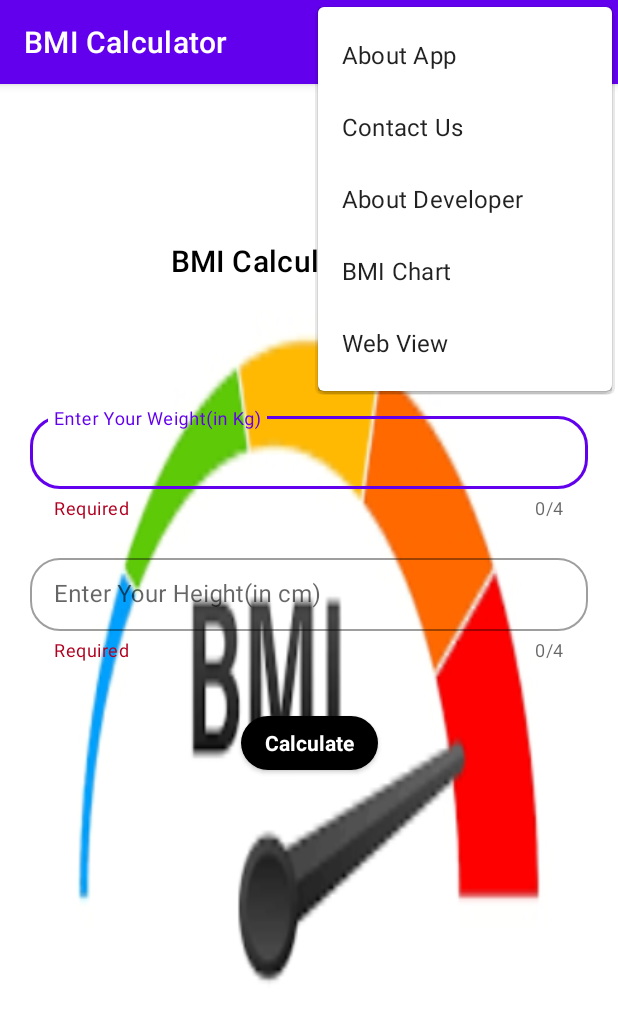
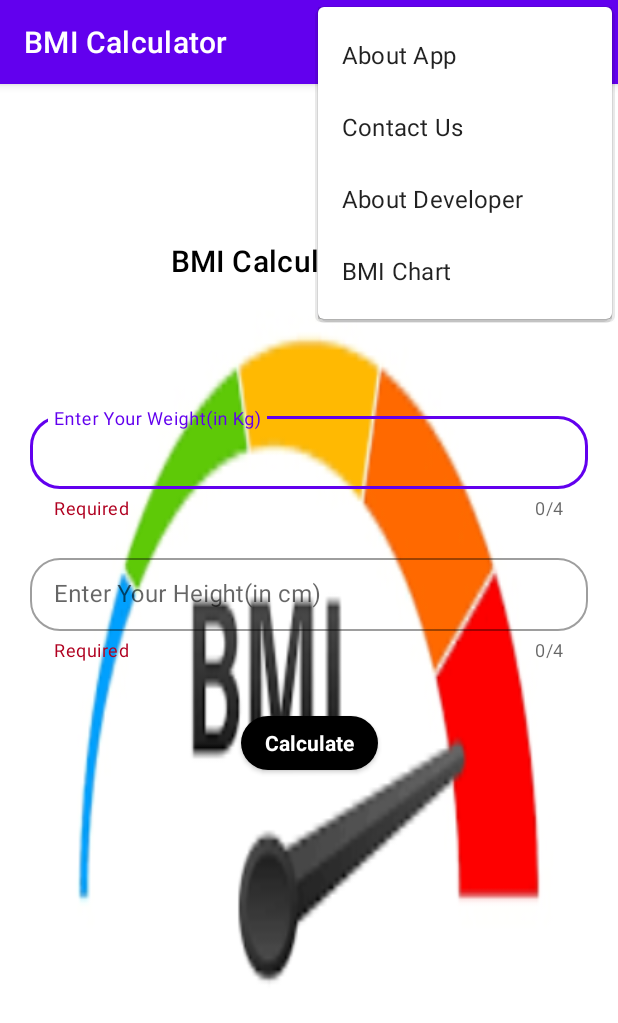
Before and after one commit to its-Pank/assignment_day1, an Android app: the screen it shows after launch (MainActivity), with the options menu open, on a phone screen of 412 x 824 dp. Shown: the top 1023 px of the screen. Run offline under Robolectric (Android 15) with nearby library versions, the phone set to English and light mode, and no system bars.

```diff
--- a/app/src/main/java/com/example/assignment_day1/contact_us.kt
+++ b/app/src/main/java/com/example/assignment_day1/contact_us.kt
@@ -28,6 +28,11 @@ class contact_us : AppCompatActivity(), View.OnClickListener {
         when(view?.id){
             R.id.dial_btn -> {
                 val intent = Intent(Intent.ACTION_DIAL, Uri.parse("tel: 7080807381"))
+                startActivity(intent)
+            }
+
+            R.id.email_btn -> {
+                val intent = Intent(Intent.ACTION_SENDTO, Uri.parse("mailto:kaushikshatakshi427@gmail.com"))
                 startActivity(intent)
             }
 
--- a/app/src/main/res/layout/activity_about_app.xml
+++ b/app/src/main/res/layout/activity_about_app.xml
@@ -8,6 +8,7 @@
     tools:context=".about_App"
     android:orientation="vertical"
     android:background="@drawable/images">
+
 
     <TextView
         android:layout_width="match_parent"
@@ -31,10 +32,11 @@
         android:layout_height="wrap_content"
         android:layout_gravity="center"
         android:layout_marginTop="492dp"
-        android:backgroundTint="@color/black"
+        android:backgroundTint="@color/white"
         android:text="About BMI"
         android:textSize="@dimen/about_app"
         android:textStyle="bold"
+        android:textColor="#213CD1"
         app:layout_constraintEnd_toEndOf="parent"
         app:layout_constraintStart_toStartOf="parent"
         app:layout_constraintTop_toBottomOf="@+id/text_abt" />
--- a/app/src/main/res/menu/option_menu.xml
+++ b/app/src/main/res/menu/option_menu.xml
@@ -20,9 +20,5 @@
         android:id="@+id/chart"
         android:title="BMI Chart"/>
 
-    <item
-        android:id="@+id/web"
-        android:title="Web View"
-         />
 
 </menu>
```
Also changed, not shown: app/src/main/java/com/example/assignment_day1/MainActivity.kt (+2 -5 lines), app/src/main/java/com/example/assignment_day1/about_App.kt (+4 -12 lines).
